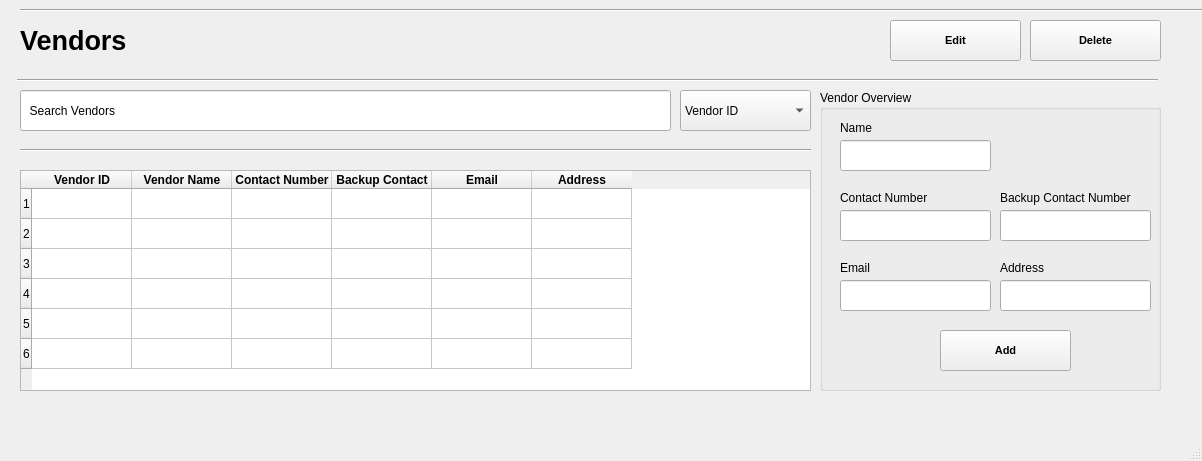
Before: the Qt Designer form Screens/Vendors.ui in basil-ali-khan/Inventory-Management-System, drawn with Qt 5.
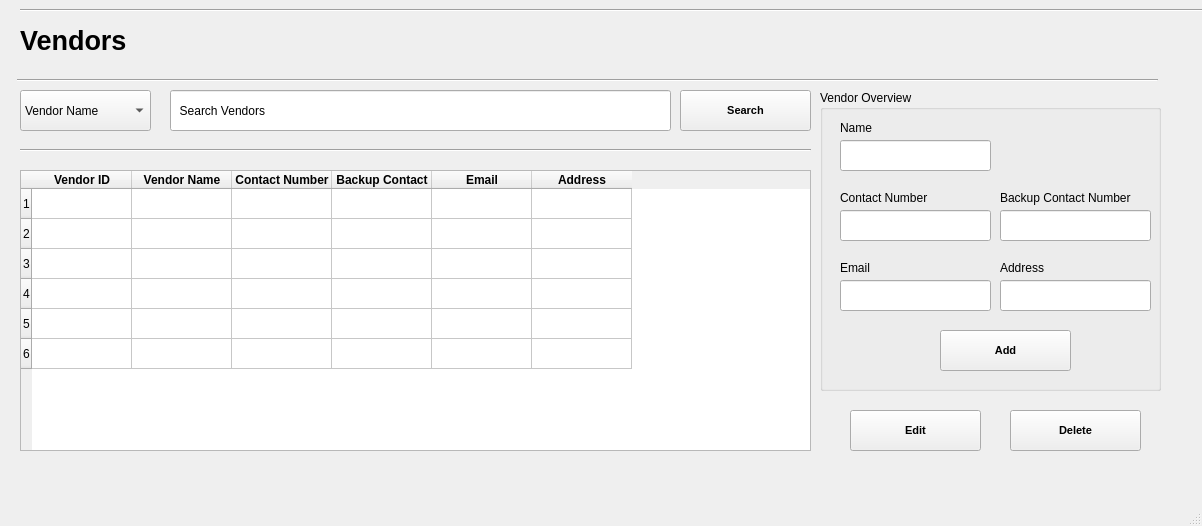
After: the same form once the commit is applied.

```diff
--- a/Screens/Vendors.ui
+++ b/Screens/Vendors.ui
@@ -7,7 +7,7 @@
     <x>0</x>
     <y>0</y>
     <width>1202</width>
-    <height>461</height>
+    <height>526</height>
    </rect>
   </property>
   <property name="windowTitle">
@@ -40,7 +40,7 @@
       <x>20</x>
       <y>170</y>
       <width>791</width>
-      <height>221</height>
+      <height>281</height>
      </rect>
     </property>
     <row>
@@ -143,17 +143,12 @@
    <widget class="QComboBox" name="comboBox">
     <property name="geometry">
      <rect>
-      <x>680</x>
+      <x>20</x>
       <y>90</y>
       <width>131</width>
       <height>41</height>
      </rect>
     </property>
-    <item>
-     <property name="text">
-      <string>Vendor ID</string>
-     </property>
-    </item>
     <item>
      <property name="text">
       <string>Vendor Name</string>
@@ -183,9 +178,9 @@
    <widget class="QLineEdit" name="lineEdit">
     <property name="geometry">
      <rect>
-      <x>20</x>
+      <x>170</x>
       <y>90</y>
-      <width>651</width>
+      <width>501</width>
       <height>41</height>
      </rect>
     </property>
@@ -389,8 +384,8 @@
    <widget class="QPushButton" name="editVendorButton">
     <property name="geometry">
      <rect>
-      <x>890</x>
-      <y>20</y>
+      <x>850</x>
+      <y>410</y>
       <width>131</width>
       <height>41</height>
      </rect>
@@ -409,8 +404,8 @@
    <widget class="QPushButton" name="pushButton_2">
     <property name="geometry">
      <rect>
-      <x>1030</x>
-      <y>20</y>
+      <x>1010</x>
+      <y>410</y>
       <width>131</width>
       <height>41</height>
      </rect>
@@ -426,6 +421,26 @@
      <string>Delete</string>
     </property>
    </widget>
+   <widget class="QPushButton" name="searchVendor">
+    <property name="geometry">
+     <rect>
+      <x>680</x>
+      <y>90</y>
+      <width>131</width>
+      <height>41</height>
+     </rect>
+    </property>
+    <property name="font">
+     <font>
+      <pointsize>8</pointsize>
+      <weight>75</weight>
+      <bold>true</bold>
+     </font>
+    </property>
+    <property name="text">
+     <string>Search</string>
+    </property>
+   </widget>
   </widget>
   <widget class="QMenuBar" name="menubar">
    <property name="geometry">
```
Left out of the diff: 16 changed lines with no effect on the pictures.
